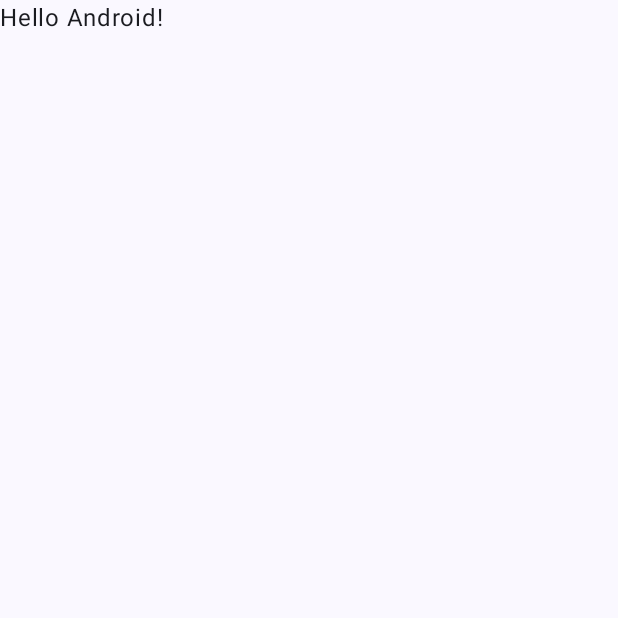
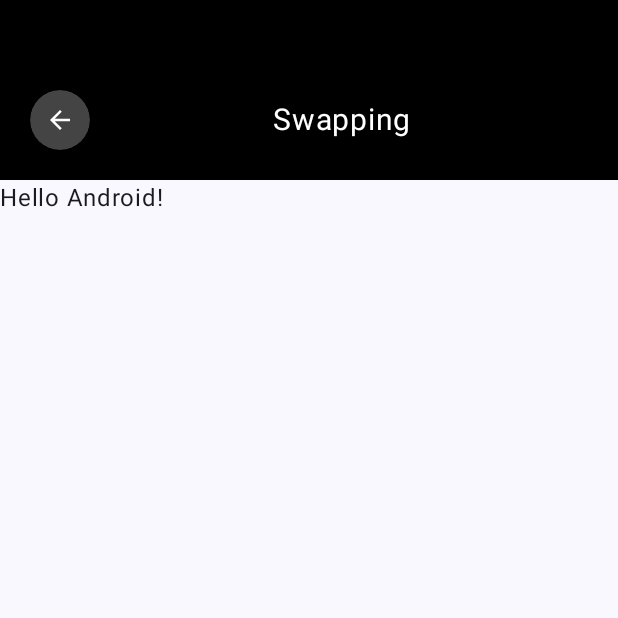
Before and after one commit to sermadahmad/KryptoAppUi, an Android app built with Jetpack Compose: the screen it shows after launch (MainActivity), on a phone screen of 412 x 824 dp, the top half of it. Before the commit the part shown is almost empty. Run offline under Robolectric (Android 15) with nearby library versions, the phone set to English and light mode, and no system bars.

Commit message:
added title bar to home screen

```diff
--- a/app/src/main/java/com/example/kryptoappui/MainActivity.kt
+++ b/app/src/main/java/com/example/kryptoappui/MainActivity.kt
@@ -11,6 +11,7 @@ import androidx.compose.material3.Text
 import androidx.compose.runtime.Composable
 import androidx.compose.ui.Modifier
 import androidx.compose.ui.tooling.preview.Preview
+import com.example.kryptoappui.ui.screens.TitleBar
 import com.example.kryptoappui.ui.theme.KryptoAppUiTheme
 
 class MainActivity : ComponentActivity() {
@@ -19,10 +20,16 @@ class MainActivity : ComponentActivity() {
         enableEdgeToEdge()
         setContent {
             KryptoAppUiTheme {
-                Scaffold(modifier = Modifier.fillMaxSize()) { innerPadding ->
+                Scaffold(
+                    topBar = {
+                        TitleBar()
+                    },
+                    modifier = Modifier
+                        .fillMaxSize()
+                ) {
                     Greeting(
                         name = "Android",
-                        modifier = Modifier.padding(innerPadding)
+                        modifier = Modifier.padding(it)
                     )
                 }
             }
@@ -37,11 +44,3 @@ fun Greeting(name: String, modifier: Modifier = Modifier) {
         modifier = modifier
     )
 }
-
-@Preview(showBackground = true)
-@Composable
-fun GreetingPreview() {
-    KryptoAppUiTheme {
-        Greeting("Android")
-    }
-}
--- /dev/null
+++ b/app/src/main/java/com/example/kryptoappui/ui/screens/HomeScreen.kt
@@ -0,0 +1,69 @@
+package com.example.kryptoappui.ui.screens
+
+import androidx.compose.foundation.background
+import androidx.compose.foundation.border
+import androidx.compose.foundation.layout.Arrangement
+import androidx.compose.foundation.layout.Column
+import androidx.compose.foundation.layout.Row
+import androidx.compose.foundation.layout.Spacer
+import androidx.compose.foundation.layout.fillMaxWidth
+import androidx.compose.foundation.layout.height
+import androidx.compose.foundation.layout.padding
+import androidx.compose.foundation.layout.size
+import androidx.compose.foundation.layout.width
+import androidx.compose.foundation.shape.CircleShape
+import androidx.compose.material.icons.Icons
+import androidx.compose.material.icons.automirrored.filled.ArrowBack
+import androidx.compose.material3.Icon
+import androidx.compose.material3.IconButton
+import androidx.compose.material3.Text
+import androidx.compose.runtime.Composable
+import androidx.compose.ui.Alignment
+import androidx.compose.ui.Modifier
+import androidx.compose.ui.graphics.Color
+import androidx.compose.ui.unit.dp
+import androidx.compose.ui.unit.sp
+
+@Composable
+fun TitleBar(modifier: Modifier = Modifier) {
+    Column {
+        Spacer(
+            modifier = Modifier
+                .height(40.dp)
+                .fillMaxWidth()
+                .background(Color.Black)
+                .border(1.dp, Color.Black)
+        )
+        Row(
+            verticalAlignment = Alignment.CenterVertically,
+            horizontalArrangement = Arrangement.Center,
+            modifier = Modifier
+                .fillMaxWidth()
+                .background(Color.Black)
+                .padding(16.dp),
+        ) {
+            IconButton(onClick = { /*TODO*/ }) {
+                Icon(
+                    imageVector = Icons.AutoMirrored.Filled.ArrowBack,
+                    contentDescription = "Back",
+                    tint = Color.White,
+                    modifier = Modifier
+                        .background(Color.DarkGray, CircleShape)
+                        .size(50.dp)
+                        .padding(10.dp)
+                )
+            }
+            Spacer(modifier = Modifier.width(110.dp))
+            Row(
+                modifier = Modifier.fillMaxWidth()
+            ) {
+                Text(
+                    text = "Swapping",
+                    color = Color.White,
+                    fontSize = 20.sp,
+                    modifier = Modifier.padding(8.dp)
+                )
+            }
+        }
+    }
+}
```
